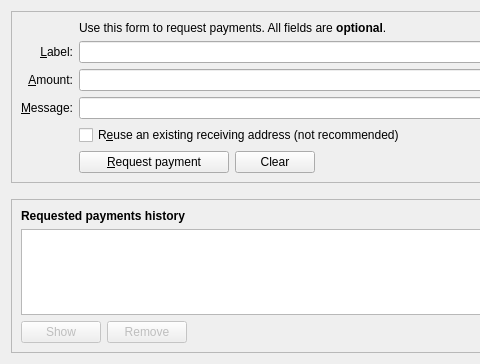
The window that src/qt/forms/receivecoinsdialog.ui (VaporumCoin/VaporumOcean-0.7.2) describes before a commit, drawn with Qt 5; both pictures show x 0 to 480 and y 0 to 364 of the 776 by 364 pixel window.
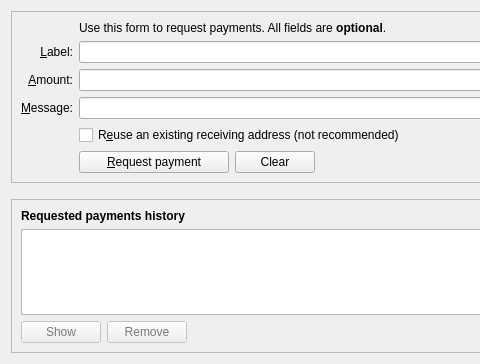
The same window after the commit. Icons and pictures are not drawn. Custom widgets are drawn as their Qt base class.

Commit message: Adjust Color

The edit to the form file:
```diff
--- a/src/qt/forms/receivecoinsdialog.ui
+++ b/src/qt/forms/receivecoinsdialog.ui
@@ -10,6 +10,70 @@
     <height>364</height>
    </rect>
   </property>
+  <property name="palette">
+   <palette>
+    <active>
+     <colorrole role="WindowText">
+      <brush brushstyle="SolidPattern">
+       <color alpha="255">
+        <red>0</red>
+        <green>85</green>
+        <blue>127</blue>
+       </color>
+      </brush>
+     </colorrole>
+     <colorrole role="ButtonText">
+      <brush brushstyle="SolidPattern">
+       <color alpha="255">
+        <red>0</red>
+        <green>85</green>
+        <blue>127</blue>
+       </color>
+      </brush>
+     </colorrole>
+    </active>
+    <inactive>
+     <colorrole role="WindowText">
+      <brush brushstyle="SolidPattern">
+       <color alpha="255">
+        <red>0</red>
+        <green>0</green>
+        <blue>0</blue>
+       </color>
+      </brush>
+     </colorrole>
+     <colorrole role="ButtonText">
+      <brush brushstyle="SolidPattern">
+       <color alpha="255">
+        <red>0</red>
+        <green>0</green>
+        <blue>0</blue>
+       </color>
+      </brush>
+     </colorrole>
+    </inactive>
+    <disabled>
+     <colorrole role="WindowText">
+      <brush brushstyle="SolidPattern">
+       <color alpha="255">
+        <red>120</red>
+        <green>120</green>
+        <blue>120</blue>
+       </color>
+      </brush>
+     </colorrole>
+     <colorrole role="ButtonText">
+      <brush brushstyle="SolidPattern">
+       <color alpha="255">
+        <red>120</red>
+        <green>120</green>
+        <blue>120</blue>
+       </color>
+      </brush>
+     </colorrole>
+    </disabled>
+   </palette>
+  </property>
   <layout class="QVBoxLayout" name="verticalLayout" stretch="0,0,1">
    <item>
     <widget class="QFrame" name="frame2">
```
Left out of the diff: 1 changed line with no effect on the pictures. The commit also changes 18 other files.
